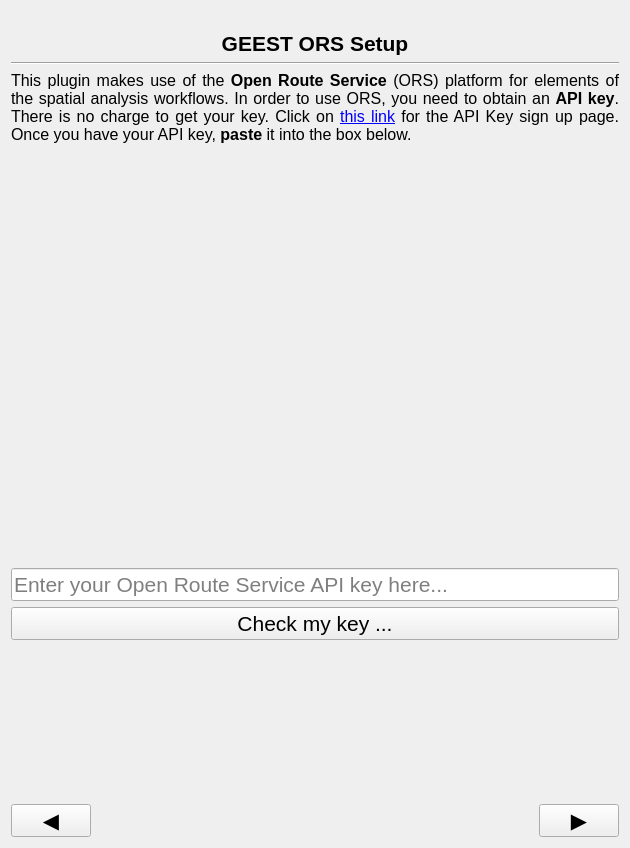
Above: geest/ui/ors_panel_base.ui from worldbank/GEEST before the change. Below: the same form after it.
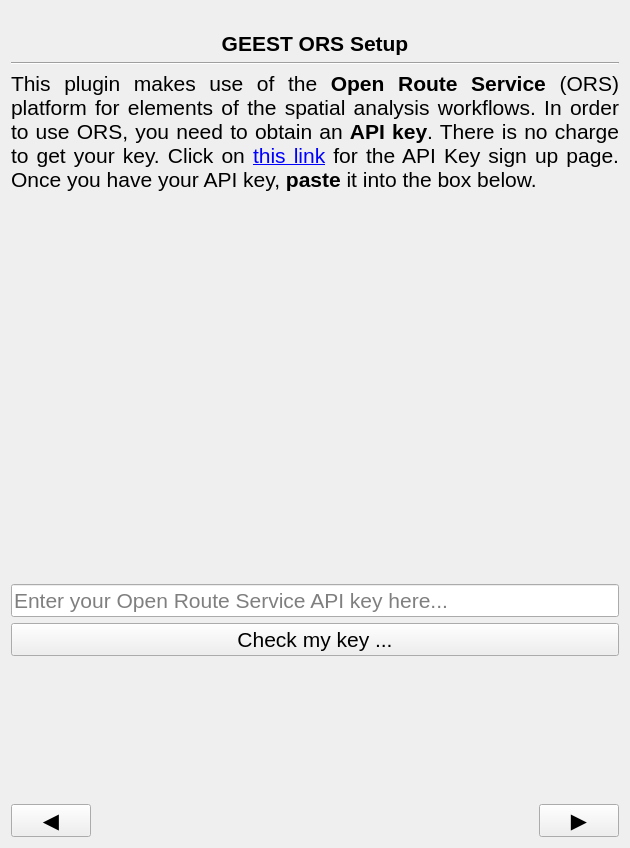
That is the form after the change. Icons and pictures are not drawn.

Commit message:
Add Kartoza Logo on about tab Fixes When CRS checkbox is disabled, include a message indicating why #662 Fixes Fix styling #669 Fixes Sometimes switching between opening an existing project folder and the next setup doesn’t work #661
Fixes #660

What changed in the file:
```diff
--- a/geest/ui/ors_panel_base.ui
+++ b/geest/ui/ors_panel_base.ui
@@ -59,7 +59,7 @@
       </sizepolicy>
      </property>
      <property name="text">
-      <string>&lt;html&gt;&lt;head/&gt;&lt;body&gt;&lt;p&gt;&lt;span style=&quot; font-size:12pt;&quot;&gt;This plugin makes use of the &lt;/span&gt;&lt;span style=&quot; font-size:12pt; font-weight:600;&quot;&gt;Open Route Service&lt;/span&gt;&lt;span style=&quot; font-size:12pt;&quot;&gt; (ORS) platform for elements of the spatial analysis workflows. In order to use ORS, you need to obtain an &lt;/span&gt;&lt;span style=&quot; font-size:12pt; font-weight:600;&quot;&gt;API key&lt;/span&gt;&lt;span style=&quot; font-size:12pt;&quot;&gt;. There is no charge to get your key. Click on &lt;/span&gt;&lt;a href=&quot;https://openrouteservice.org/dev/#/signup&quot;&gt;&lt;span style=&quot; font-size:12pt; text-decoration: underline; color:#0000ff;&quot;&gt;this link&lt;/span&gt;&lt;/a&gt;&lt;span style=&quot; font-size:12pt;&quot;&gt; for the API Key sign up page. Once you have your API key, &lt;/span&gt;&lt;span style=&quot; font-size:12pt; font-weight:600;&quot;&gt;paste&lt;/span&gt;&lt;span style=&quot; font-size:12pt;&quot;&gt; it into the box below.&lt;/span&gt;&lt;/p&gt;&lt;p align=&quot;justify&quot;&gt;&lt;span style=&quot; font-size:12pt;&quot;&gt;&lt;br/&gt;&lt;/span&gt;&lt;/p&gt;&lt;p align=&quot;justify&quot;&gt;&lt;span style=&quot; font-size:12pt;&quot;&gt;&lt;br/&gt;&lt;/span&gt;&lt;/p&gt;&lt;/body&gt;&lt;/html&gt;</string>
+      <string>&lt;html&gt;&lt;head/&gt;&lt;body&gt;&lt;p&gt;&lt;span style=&quot; font-size:16pt;&quot;&gt;This plugin makes use of the &lt;/span&gt;&lt;span style=&quot; font-size:16pt; font-weight:600;&quot;&gt;Open Route Service&lt;/span&gt;&lt;span style=&quot; font-size:16pt;&quot;&gt; (ORS) platform for elements of the spatial analysis workflows. In order to use ORS, you need to obtain an &lt;/span&gt;&lt;span style=&quot; font-size:16pt; font-weight:600;&quot;&gt;API key&lt;/span&gt;&lt;span style=&quot; font-size:16pt;&quot;&gt;. There is no charge to get your key. Click on &lt;/span&gt;&lt;a href=&quot;https://openrouteservice.org/dev/#/signup&quot;&gt;&lt;span style=&quot; font-size:16pt; text-decoration: underline; color:#0000ff;&quot;&gt;this link&lt;/span&gt;&lt;/a&gt;&lt;span style=&quot; font-size:16pt;&quot;&gt; for the API Key sign up page. Once you have your API key, &lt;/span&gt;&lt;span style=&quot; font-size:16pt; font-weight:600;&quot;&gt;paste&lt;/span&gt;&lt;span style=&quot; font-size:16pt;&quot;&gt; it into the box below.&lt;/span&gt;&lt;/p&gt;&lt;p align=&quot;justify&quot;&gt;&lt;span style=&quot; font-size:12pt;&quot;&gt;&lt;br/&gt;&lt;/span&gt;&lt;/p&gt;&lt;p align=&quot;justify&quot;&gt;&lt;span style=&quot; font-size:12pt;&quot;&gt;&lt;br/&gt;&lt;/span&gt;&lt;/p&gt;&lt;/body&gt;&lt;/html&gt;</string>
      </property>
      <property name="textFormat">
       <enum>Qt::RichText</enum>
```
The commit also changes 6 other files.
